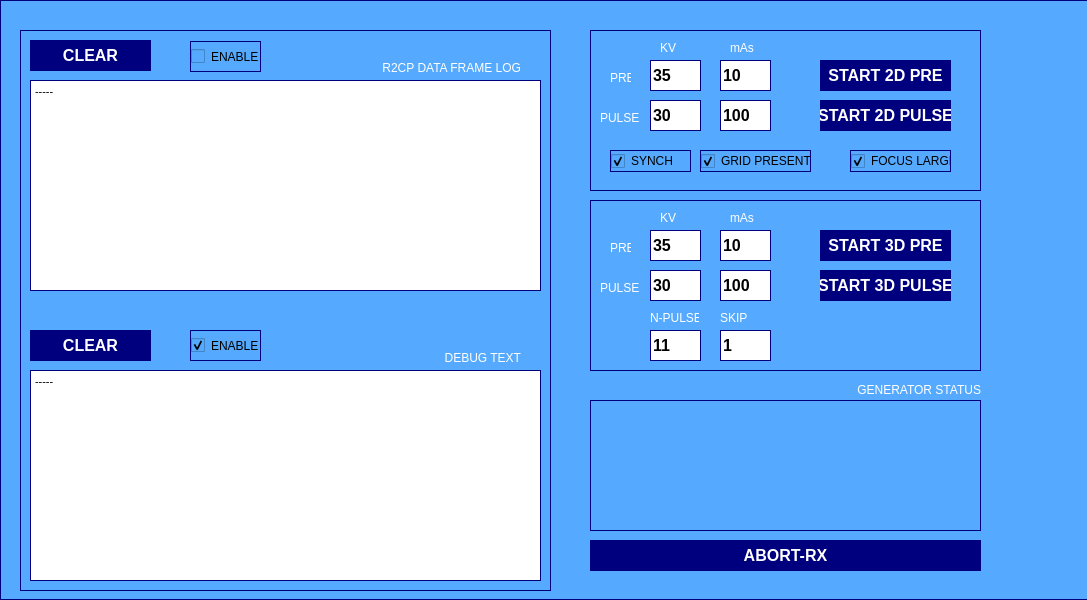
marcorispoli/MCPU_Z190_VECCHIO, file GENERATOR/SOURCE/WINDOW/startupWindow.ui: the form before one commit.
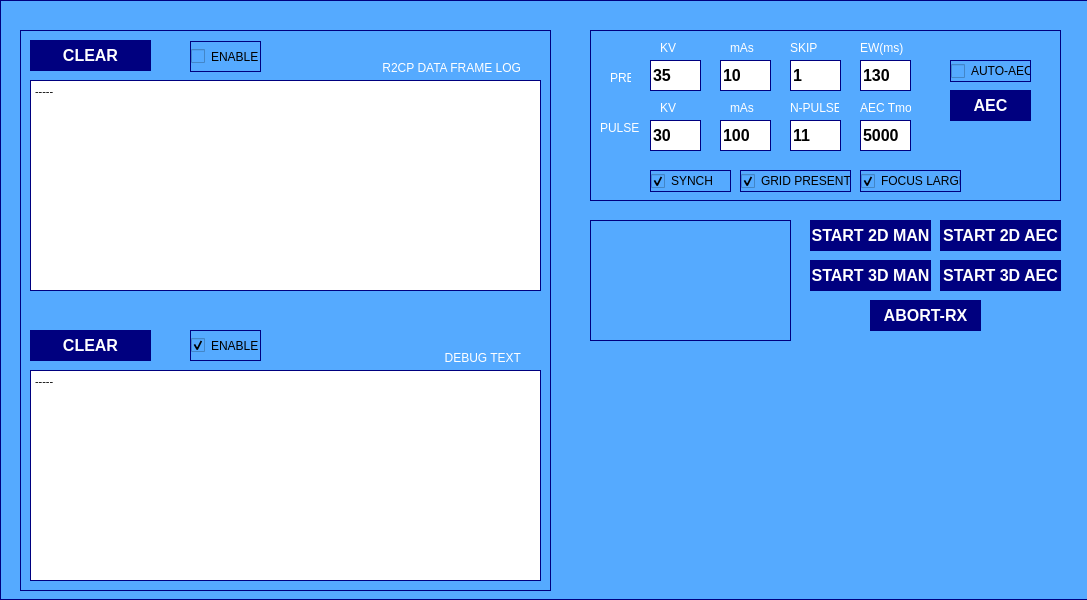
The form after the commit.

Commit message: Completate procedure di esposizione Aggiunto Doxygen per la documentazione Implementato in tomo il metodo a 3 punti

What changed in the file:
```diff
--- a/GENERATOR/SOURCE/WINDOW/startupWindow.ui
+++ b/GENERATOR/SOURCE/WINDOW/startupWindow.ui
@@ -243,8 +243,8 @@
      <rect>
       <x>590</x>
       <y>30</y>
-      <width>391</width>
-      <height>161</height>
+      <width>471</width>
+      <height>171</height>
      </rect>
     </property>
     <property name="frameShape">
@@ -325,7 +325,7 @@
       <rect>
        <x>140</x>
        <y>10</y>
-       <width>49</width>
+       <width>31</width>
        <height>16</height>
       </rect>
      </property>
@@ -362,7 +362,7 @@
      <property name="geometry">
       <rect>
        <x>60</x>
-       <y>70</y>
+       <y>90</y>
        <width>51</width>
        <height>31</height>
       </rect>
@@ -386,7 +386,7 @@
      <property name="geometry">
       <rect>
        <x>10</x>
-       <y>80</y>
+       <y>90</y>
        <width>41</width>
        <height>16</height>
       </rect>
@@ -405,7 +405,7 @@
      <property name="geometry">
       <rect>
        <x>130</x>
-       <y>70</y>
+       <y>90</y>
        <width>51</width>
        <height>31</height>
       </rect>
@@ -425,61 +425,11 @@
       <string>100</string>
      </property>
     </widget>
-    <widget class="QPushButton" name="startPre">
-     <property name="geometry">
-      <rect>
-       <x>230</x>
-       <y>30</y>
-       <width>131</width>
-       <height>31</height>
-      </rect>
-     </property>
-     <property name="font">
-      <font>
-       <pointsize>12</pointsize>
-       <bold>true</bold>
-      </font>
-     </property>
-     <property name="styleSheet">
-      <string notr="true">background-color: rgb(0, 0, 127);
-color: rgb(255, 255, 255);
-border-width: 0px;
-</string>
-     </property>
-     <property name="text">
-      <string>START 2D PRE</string>
-     </property>
-    </widget>
-    <widget class="QPushButton" name="startPulse">
-     <property name="geometry">
-      <rect>
-       <x>230</x>
-       <y>70</y>
-       <width>131</width>
-       <height>31</height>
-      </rect>
-     </property>
-     <property name="font">
-      <font>
-       <pointsize>12</pointsize>
-       <bold>true</bold>
-      </font>
-     </property>
-     <property name="styleSheet">
-      <string notr="true">background-color: rgb(0, 0, 127);
-color: rgb(255, 255, 255);
-border-width: 0px;
-</string>
-     </property>
-     <property name="text">
-      <string>START 2D PULSE</string>
-     </property>
-    </widget>
     <widget class="QCheckBox" name="gridEna">
      <property name="geometry">
       <rect>
-       <x>110</x>
-       <y>120</y>
+       <x>150</x>
+       <y>140</y>
        <width>111</width>
        <height>22</height>
       </rect>
@@ -494,8 +444,8 @@
     <widget class="QCheckBox" name="detectorEna">
      <property name="geometry">
       <rect>
-       <x>20</x>
-       <y>120</y>
+       <x>60</x>
+       <y>140</y>
        <width>81</width>
        <height>22</height>
       </rect>
@@ -510,8 +460,8 @@
     <widget class="QCheckBox" name="largeFocus">
      <property name="geometry">
       <rect>
-       <x>260</x>
-       <y>120</y>
+       <x>270</x>
+       <y>140</y>
        <width>101</width>
        <height>22</height>
       </rect>
@@ -523,292 +473,11 @@
       <bool>true</bool>
      </property>
     </widget>
-   </widget>
-   <widget class="QFrame" name="frame_3">
-    <property name="geometry">
-     <rect>
-      <x>590</x>
-      <y>200</y>
-      <width>391</width>
-      <height>171</height>
-     </rect>
-    </property>
-    <property name="frameShape">
-     <enum>QFrame::StyledPanel</enum>
-    </property>
-    <property name="frameShadow">
-     <enum>QFrame::Raised</enum>
-    </property>
-    <widget class="QLabel" name="label_9">
-     <property name="geometry">
-      <rect>
-       <x>70</x>
-       <y>10</y>
-       <width>49</width>
-       <height>16</height>
-      </rect>
-     </property>
-     <property name="styleSheet">
-      <string notr="true">
-color: rgb(255, 255, 255);
-border-width: 0px;
-</string>
-     </property>
-     <property name="text">
-      <string>KV</string>
-     </property>
-    </widget>
-    <widget class="QLineEdit" name="kVPre_3D">
-     <property name="geometry">
-      <rect>
-       <x>60</x>
-       <y>30</y>
-       <width>51</width>
-       <height>31</height>
-      </rect>
-     </property>
-     <property name="font">
-      <font>
-       <pointsize>12</pointsize>
-       <bold>true</bold>
-      </font>
-     </property>
-     <property name="styleSheet">
-      <string notr="true">
-color: rgb(0, 0, 0);
-background-color: rgb(255, 255, 255);</string>
-     </property>
-     <property name="text">
-      <string>35</string>
-     </property>
-    </widget>
-    <widget class="QLineEdit" name="mAsPre_3D">
-     <property name="geometry">
-      <rect>
-       <x>130</x>
-       <y>30</y>
-       <width>51</width>
-       <height>31</height>
-      </rect>
-     </property>
-     <property name="font">
-      <font>
-       <pointsize>12</pointsize>
-       <bold>true</bold>
-      </font>
-     </property>
-     <property name="styleSheet">
-      <string notr="true">
-color: rgb(0, 0, 0);
-background-color: rgb(255, 255, 255);</string>
-     </property>
-     <property name="text">
-      <string>10</string>
-     </property>
-    </widget>
-    <widget class="QLabel" name="label_10">
-     <property name="geometry">
-      <rect>
-       <x>140</x>
-       <y>10</y>
-       <width>49</width>
-       <height>16</height>
-      </rect>
-     </property>
-     <property name="styleSheet">
-      <string notr="true">
-color: rgb(255, 255, 255);
-border-width: 0px;
-</string>
-     </property>
-     <property name="text">
-      <string>mAs</string>
-     </property>
-    </widget>
-    <widget class="QLabel" name="label_11">
-     <property name="geometry">
-      <rect>
-       <x>20</x>
-       <y>40</y>
-       <width>21</width>
-       <height>16</height>
-      </rect>
-     </property>
-     <property name="styleSheet">
-      <string notr="true">
-color: rgb(255, 255, 255);
-border-width: 0px;
-</string>
-     </property>
-     <property name="text">
-      <string>PRE</string>
-     </property>
-    </widget>
-    <widget class="QLineEdit" name="kVPulse_3D">
-     <property name="geometry">
-      <rect>
-       <x>60</x>
-       <y>70</y>
-       <width>51</width>
-       <height>31</height>
-      </rect>
-     </property>
-     <property name="font">
-      <font>
-       <pointsize>12</pointsize>
-       <bold>true</bold>
-      </font>
-     </property>
-     <property name="styleSheet">
-      <string notr="true">
-color: rgb(0, 0, 0);
-background-color: rgb(255, 255, 255);</string>
-     </property>
-     <property name="text">
-      <string>30</string>
-     </property>
-    </widget>
-    <widget class="QLabel" name="label_12">
-     <property name="geometry">
-      <rect>
-       <x>10</x>
-       <y>80</y>
-       <width>41</width>
-       <height>16</height>
-      </rect>
-     </property>
-     <property name="styleSheet">
-      <string notr="true">
-color: rgb(255, 255, 255);
-border-width: 0px;
-</string>
-     </property>
-     <property name="text">
-      <string>PULSE</string>
-     </property>
-    </widget>
-    <widget class="QLineEdit" name="mAsPulse_3D">
-     <property name="geometry">
-      <rect>
-       <x>130</x>
-       <y>70</y>
-       <width>51</width>
-       <height>31</height>
-      </rect>
-     </property>
-     <property name="font">
-      <font>
-       <pointsize>12</pointsize>
-       <bold>true</bold>
-      </font>
-     </property>
-     <property name="styleSheet">
-      <string notr="true">
-color: rgb(0, 0, 0);
-background-color: rgb(255, 255, 255);</string>
-     </property>
-     <property name="text">
-      <string>100</string>
-     </property>
-    </widget>
-    <widget class="QPushButton" name="start3DPre">
-     <property name="geometry">
-      <rect>
-       <x>230</x>
-       <y>30</y>
-       <width>131</width>
-       <height>31</height>
-      </rect>
-     </property>
-     <property name="font">
-      <font>
-       <pointsize>12</pointsize>
-       <bold>true</bold>
-      </font>
-     </property>
-     <property name="styleSheet">
-      <string notr="true">background-color: rgb(0, 0, 127);
-color: rgb(255, 255, 255);
-border-width: 0px;
-</string>
-     </property>
-     <property name="text">
-      <string>START 3D PRE</string>
-     </property>
-    </widget>
-    <widget class="QPushButton" name="start3DPulse">
-     <property name="geometry">
-      <rect>
-       <x>230</x>
-       <y>70</y>
-       <width>131</width>
-       <height>31</height>
-      </rect>
-     </property>
-     <property name="font">
-      <font>
-       <pointsize>12</pointsize>
-       <bold>true</bold>
-      </font>
-     </property>
-     <property name="styleSheet">
-      <string notr="true">background-color: rgb(0, 0, 127);
-color: rgb(255, 255, 255);
-border-width: 0px;
-</string>
-     </property>
-     <property name="text">
-      <string>START 3D PULSE</string>
-     </property>
-    </widget>
-    <widget class="QLineEdit" name="nPulse">
-     <property name="geometry">
-      <rect>
-       <x>60</x>
-       <y>130</y>
-       <width>51</width>
-       <height>31</height>
-      </rect>
-     </property>
-     <property name="font">
-      <font>
-       <pointsize>12</pointsize>
-       <bold>true</bold>
-      </font>
-     </property>
-     <property name="styleSheet">
-      <string notr="true">
-color: rgb(0, 0, 0);
-background-color: rgb(255, 255, 255);</string>
-     </property>
-     <property name="text">
-      <string>11</string>
-     </property>
-    </widget>
-    <widget class="QLabel" name="label_13">
-     <property name="geometry">
-      <rect>
-       <x>60</x>
-       <y>110</y>
-       <width>49</width>
-       <height>16</height>
-      </rect>
-     </property>
-     <property name="styleSheet">
-      <string notr="true">
-color: rgb(255, 255, 255);
-border-width: 0px;
-</string>
-     </property>
-     <property name="text">
-      <string>N-PULSE</string>
-     </property>
-    </widget>
     <widget class="QLineEdit" name="nSkip">
      <property name="geometry">
       <rect>
-       <x>130</x>
-       <y>130</y>
+       <x>200</x>
+       <y>30</y>
        <width>51</width>
        <height>31</height>
       </rect>
@@ -828,12 +497,36 @@
       <string>1</string>
      </property>
     </widget>
+    <widget class="QLineEdit" name="nPulse">
+     <property name="geometry">
+      <rect>
+       <x>200</x>
+       <y>90</y>
+       <width>51</width>
+       <height>31</height>
+      </rect>
+     </property>
+     <property name="font">
+      <font>
+       <pointsize>12</pointsize>
+       <bold>true</bold>
+      </font>
+     </property>
+     <property name="styleSheet">
+      <string notr="true">
+color: rgb(0, 0, 0);
+background-color: rgb(255, 255, 255);</string>
+     </property>
+     <property name="text">
+      <string>11</string>
+     </property>
+    </widget>
     <widget class="QLabel" name="label_14">
      <property name="geometry">
       <rect>
-       <x>130</x>
-       <y>110</y>
-       <width>49</width>
+       <x>200</x>
+       <y>10</y>
+       <width>31</width>
        <height>16</height>
       </rect>
      </property>
@@ -847,48 +540,310 @@
       <string>SKIP</string>
      </property>
     </widget>
+    <widget class="QLabel" name="label_13">
+     <property name="geometry">
+      <rect>
+       <x>200</x>
+       <y>70</y>
+       <width>49</width>
+       <height>16</height>
+      </rect>
+     </property>
+     <property name="styleSheet">
+      <string notr="true">
+color: rgb(255, 255, 255);
+border-width: 0px;
+</string>
+     </property>
+     <property name="text">
+      <string>N-PULSE</string>
+     </property>
+    </widget>
+    <widget class="QCheckBox" name="autoAec">
+     <property name="geometry">
+      <rect>
+       <x>360</x>
+       <y>30</y>
+       <width>81</width>
+       <height>22</height>
+      </rect>
+     </property>
+     <property name="text">
+      <string>AUTO-AEC</string>
+     </property>
+     <property name="checked">
+      <bool>false</bool>
+     </property>
+    </widget>
+    <widget class="QPushButton" name="aecSendButton">
+     <property name="geometry">
+      <rect>
+       <x>360</x>
+       <y>60</y>
+       <width>81</width>
+       <height>31</height>
+      </rect>
+     </property>
+     <property name="font">
+      <font>
+       <pointsize>12</pointsize>
+       <bold>true</bold>
+      </font>
+     </property>
+     <property name="styleSheet">
+      <string notr="true">background-color: rgb(0, 0, 127);
+color: rgb(255, 255, 255);
+border-width: 0px;
+</string>
+     </property>
+     <property name="text">
+      <string>AEC</string>
+     </property>
+    </widget>
+    <widget class="QLineEdit" name="tomoEW">
+     <property name="geometry">
+      <rect>
+       <x>270</x>
+       <y>30</y>
+       <width>51</width>
+       <height>31</height>
+      </rect>
+     </property>
+     <property name="font">
+      <font>
+       <pointsize>12</pointsize>
+       <bold>true</bold>
+      </font>
+     </property>
+     <property name="styleSheet">
+      <string notr="true">
+color: rgb(0, 0, 0);
+background-color: rgb(255, 255, 255);</string>
+     </property>
+     <property name="text">
+      <string>130</string>
+     </property>
+    </widget>
+    <widget class="QLabel" name="label_17">
+     <property name="geometry">
+      <rect>
+       <x>270</x>
+       <y>10</y>
+       <width>51</width>
+       <height>16</height>
+      </rect>
+     </property>
+     <property name="styleSheet">
+      <string notr="true">
+color: rgb(255, 255, 255);
+border-width: 0px;
+</string>
+     </property>
+     <property name="text">
+      <string>EW(ms)</string>
+     </property>
+    </widget>
+    <widget class="QLabel" name="label_4">
+     <property name="geometry">
+      <rect>
+       <x>70</x>
+       <y>70</y>
+       <width>21</width>
+       <height>16</height>
+      </rect>
+     </property>
+     <property name="styleSheet">
+      <string notr="true">
+color: rgb(255, 255, 255);
+border-width: 0px;
+</string>
+     </property>
+     <property name="text">
+      <string>KV</string>
+     </property>
+    </widget>
+    <widget class="QLabel" name="label_5">
+     <property name="geometry">
+      <rect>
+       <x>140</x>
+       <y>70</y>
+       <width>31</width>
+       <height>16</height>
+      </rect>
+     </property>
+     <property name="styleSheet">
+      <string notr="true">
+color: rgb(255, 255, 255);
+border-width: 0px;
+</string>
+     </property>
+     <property name="text">
+      <string>mAs</string>
+     </property>
+    </widget>
+    <widget class="QLineEdit" name="aecTmo">
+     <property name="geometry">
+      <rect>
+       <x>270</x>
+       <y>90</y>
+       <width>51</width>
+       <height>31</height>
+      </rect>
+     </property>
+     <property name="font">
+      <font>
+       <pointsize>12</pointsize>
+       <bold>true</bold>
+      </font>
+     </property>
+     <property name="styleSheet">
+      <string notr="true">
+color: rgb(0, 0, 0);
+background-color: rgb(255, 255, 255);</string>
+     </property>
+     <property name="text">
+      <string>5000</string>
+     </property>
+    </widget>
+    <widget class="QLabel" name="label_18">
+     <property name="geometry">
+      <rect>
+       <x>270</x>
+       <y>70</y>
+       <width>51</width>
+       <height>16</height>
+      </rect>
+     </property>
+     <property name="styleSheet">
+      <string notr="true">
+color: rgb(255, 255, 255);
+border-width: 0px;
+</string>
+     </property>
+     <property name="text">
+      <string>AEC Tmo</string>
+     </property>
+    </widget>
    </widget>
    <widget class="QLabel" name="status">
     <property name="geometry">
      <rect>
       <x>590</x>
-      <y>400</y>
-      <width>391</width>
-      <height>131</height>
+      <y>220</y>
+      <width>201</width>
+      <height>121</height>
      </rect>
     </property>
     <property name="text">
      <string/>
     </property>
    </widget>
-   <widget class="QLabel" name="label_17">
+   <widget class="QPushButton" name="start3DPulse">
     <property name="geometry">
      <rect>
-      <x>840</x>
-      <y>380</y>
-      <width>141</width>
-      <height>20</height>
+      <x>810</x>
+      <y>260</y>
+      <width>121</width>
+      <height>31</height>
      </rect>
     </property>
+    <property name="font">
+     <font>
+      <pointsize>12</pointsize>
+      <bold>true</bold>
+     </font>
+    </property>
     <property name="styleSheet">
-     <string notr="true">
+     <string notr="true">background-color: rgb(0, 0, 127);
 color: rgb(255, 255, 255);
 border-width: 0px;
 </string>
     </property>
     <property name="text">
-     <string>GENERATOR STATUS</string>
+     <string>START 3D MAN</string>
     </property>
-    <property name="alignment">
-     <set>Qt::AlignRight|Qt::AlignTrailing|Qt::AlignVCenter</set>
+   </widget>
+   <widget class="QPushButton" name="start3DPre">
+    <property name="geometry">
+     <rect>
+      <x>940</x>
+      <y>260</y>
+      <width>121</width>
+      <height>31</height>
+     </rect>
+    </property>
+    <property name="font">
+     <font>
+      <pointsize>12</pointsize>
+      <bold>true</bold>
+     </font>
+    </property>
+    <property name="styleSheet">
+     <string notr="true">background-color: rgb(0, 0, 127);
+color: rgb(255, 255, 255);
+border-width: 0px;
+</string>
+    </property>
+    <property name="text">
+     <string>START 3D AEC</string>
+    </property>
+   </widget>
+   <widget class="QPushButton" name="startPre">
+    <property name="geometry">
+     <rect>
+      <x>940</x>
+      <y>220</y>
+      <width>121</width>
+      <height>31</height>
+     </rect>
+    </property>
+    <property name="font">
+     <font>
+      <pointsize>12</pointsize>
+      <bold>true</bold>
+     </font>
+    </property>
+    <property name="styleSheet">
+     <string notr="true">background-color: rgb(0, 0, 127);
+color: rgb(255, 255, 255);
+border-width: 0px;
+</string>
+    </property>
+    <property name="text">
+     <string>START 2D AEC</string>
+    </property>
+   </widget>
+   <widget class="QPushButton" name="startPulse">
+    <property name="geometry">
+     <rect>
+      <x>810</x>
+      <y>220</y>
+      <width>121</width>
+      <height>31</height>
+     </rect>
+    </property>
+    <property name="font">
+     <font>
+      <pointsize>12</pointsize>
+      <bold>true</bold>
+     </font>
+    </property>
+    <property name="styleSheet">
+     <string notr="true">background-color: rgb(0, 0, 127);
+color: rgb(255, 255, 255);
+border-width: 0px;
+</string>
+    </property>
+    <property name="text">
+     <string>START 2D MAN</string>
     </property>
    </widget>
    <widget class="QPushButton" name="abortRx">
     <property name="geometry">
      <rect>
-      <x>590</x>
-      <y>540</y>
-      <width>391</width>
+      <x>870</x>
+      <y>300</y>
+      <width>111</width>
       <height>31</height>
      </rect>
     </property>
```
The commit also changes 647 other files.
